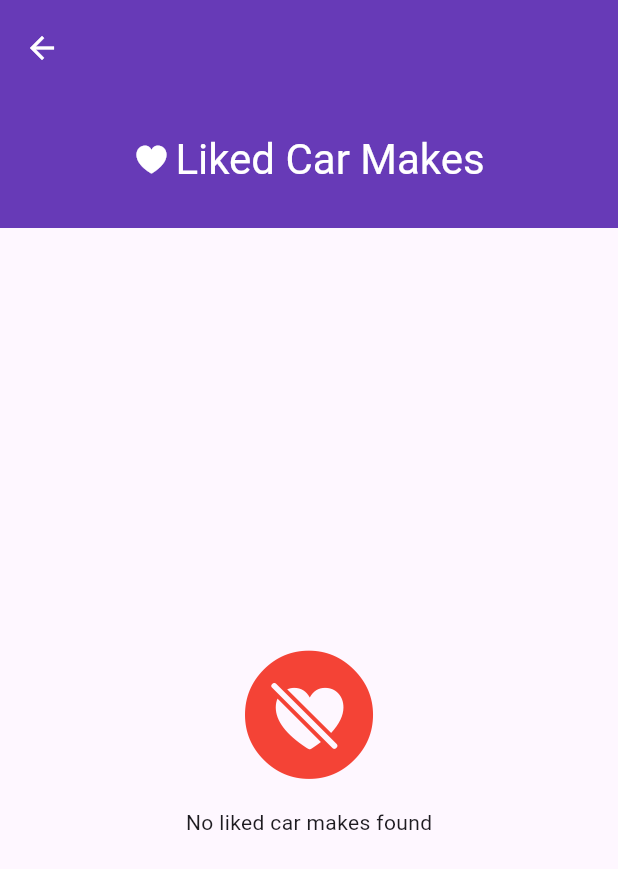
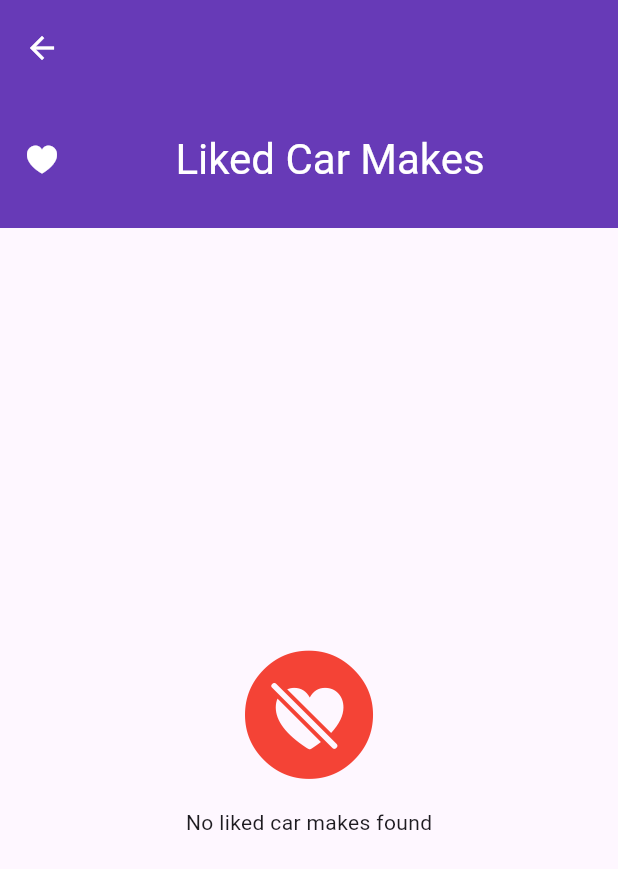
Before and after one commit to rafaelortizzableh/cartalogue, a Flutter app: the screen it shows after launch, after a tap on an icon or button, on a phone screen of 412 x 824 dp. Shown: the top 869 px of the screen. Run offline on Flutter 3.47's test engine with Material 2 defaults, Android fonts, the light colour scheme and no system bars; our stand-ins replace connectivity_plus, dio, equatable, flutter_riverpod, go_router, shared_preferences; network calls fail.

Commit message:
fix: minor visual improvements

```diff
--- a/lib/core/app_constants.dart
+++ b/lib/core/app_constants.dart
@@ -1,13 +1,16 @@
 import 'dart:io';
 
+import 'package:flutter/foundation.dart';
 import 'package:flutter/material.dart';
 
 abstract class AppConstants {
   // Environment
 
   /// Whether the app is currently running in the test mode.
-  static final isTestEnvironment =
-      Platform.environment.containsKey('FLUTTER_TEST');
+  static final isTestEnvironment = !kIsWeb &&
+      Platform.environment.containsKey(
+        'FLUTTER_TEST',
+      );
 
   // Border Radius
   static const borderRadius4 = BorderRadius.all(circularRadius4);
--- a/lib/features/car_manufacturers/car_manufacturer_details/liked_car_makes/ui/liked_car_makes_screen.dart
+++ b/lib/features/car_manufacturers/car_manufacturer_details/liked_car_makes/ui/liked_car_makes_screen.dart
@@ -29,9 +29,12 @@ class LikedCarMakesScreen extends ConsumerWidget {
                   color: foregroundColor,
                 ),
                 AppSpacing.horizontalSpacing4,
-                const Text(
-                  'Liked Car Makes',
-                  textAlign: TextAlign.center,
+                const Expanded(
+                  child: Text(
+                    'Liked Car Makes',
+                    textAlign: TextAlign.center,
+                    overflow: TextOverflow.ellipsis,
+                  ),
                 ),
               ],
             ),
--- a/lib/features/theme/theme_constants.dart
+++ b/lib/features/theme/theme_constants.dart
@@ -4,9 +4,9 @@ abstract class ThemeConstants {
   static const lightThemeMode = 'light';
   static const darkThemeMode = 'dark';
   static const systemThemeMode = 'system';
-  static const lightThemeModeDisplayString = 'Light theme';
-  static const darkThemeModeDisplayString = 'Dark theme';
-  static const systemThemeModeDisplayString = 'System theme';
+  static const lightThemeModeDisplayString = 'Light';
+  static const darkThemeModeDisplayString = 'Dark';
+  static const systemThemeModeDisplayString = 'System';
 
   static const redThemeModeDisplayString = 'Red';
   static const pinkThemeModeDisplayString = 'Pink';
```
Also changed, not shown: lib/features/car_manufacturers/car_manufacturer_details/ui/car_manufacturer_details_screen.dart (+7 -3 lines), lib/features/car_manufacturers/car_manufacturer_details/ui/widgets/car_make_tile.dart (+24 -7 lines), lib/features/theme/theme_screen.dart (+6 -1 lines).
